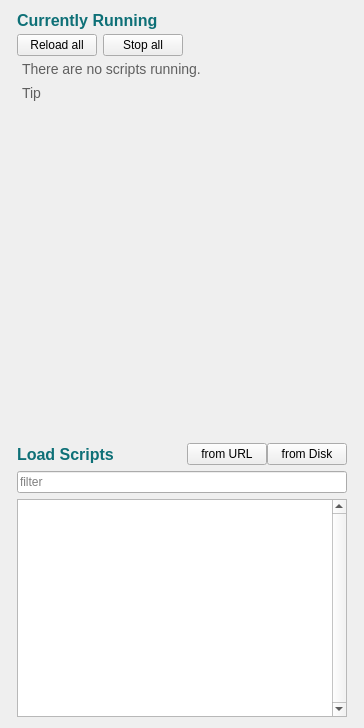
Qt form interface/ui/runningScriptsWidget.ui (vircadia/vircadia-native-core) before a commit.
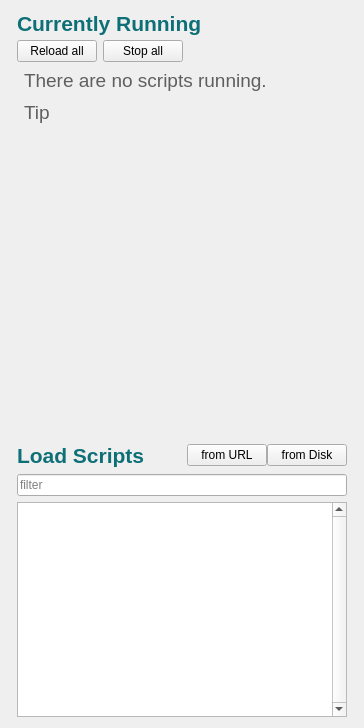
The same form after that commit.

Commit message: Update runningScriptsWidgets px -> pt

What changed in the file:
```diff
--- a/interface/ui/runningScriptsWidget.ui
+++ b/interface/ui/runningScriptsWidget.ui
@@ -70,7 +70,7 @@
            <property name="font">
             <font>
              <family>Helvetica,Arial,sans-serif</family>
-             <pointsize>-1</pointsize>
+             <pointsize>16</pointsize>
              <weight>75</weight>
              <italic>false</italic>
              <bold>true</bold>
@@ -78,7 +78,7 @@
            </property>
            <property name="styleSheet">
             <string notr="true">color: #0e7077;
-font: bold 16px;
+font: bold 16pt;
 </string>
            </property>
            <property name="text">
@@ -192,7 +192,7 @@
             </sizepolicy>
            </property>
            <property name="styleSheet">
-            <string notr="true">font: 14px; color: #5f5f5f; margin: 2px;</string>
+            <string notr="true">font: 14pt; color: #5f5f5f; margin: 2px;</string>
            </property>
            <property name="text">
             <string>There are no scripts running.</string>
@@ -245,8 +245,8 @@
              <rect>
               <x>0</x>
               <y>0</y>
-              <width>334</width>
-              <height>20</height>
+              <width>328</width>
+              <height>18</height>
              </rect>
             </property>
             <property name="sizePolicy">
@@ -259,7 +259,7 @@
              <enum>Qt::LeftToRight</enum>
             </property>
             <property name="styleSheet">
-             <string notr="true">font-size: 14px;</string>
+             <string notr="true">font-size: 14pt;</string>
             </property>
             <layout class="QVBoxLayout" name="verticalLayout_3">
              <property name="spacing">
@@ -301,7 +301,7 @@
              <item>
               <widget class="QLabel" name="tipLabel">
                <property name="styleSheet">
-                <string notr="true">font: 14px; color: #5f5f5f; margin: 2px;</string>
+                <string notr="true">font: 14pt; color: #5f5f5f; margin: 2px;</string>
                </property>
                <property name="text">
                 <string>Tip</string>
@@ -370,7 +370,7 @@
           <widget class="QLabel" name="label">
            <property name="styleSheet">
             <string notr="true">color: #0e7077;
-font: bold 16px;</string>
+font: bold 16pt;</string>
            </property>
            <property name="text">
             <string>Load Scripts</string>
```
